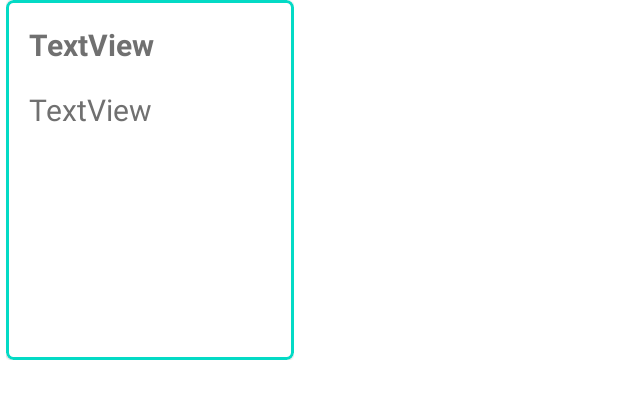
After one commit to lokaimoma/TouchNotes, an Android app: the layout note_list_layout.xml on its own in the app's theme, with its tools: preview values and no code run, on a phone screen of 412 x 824 dp. The commit adds this screen. Shown: the top 399 px of the screen. Run offline under Robolectric (Android 15) with nearby library versions, the phone set to English and light mode, and no system bars.

Commit message:
Setup note list layout📝

```diff
--- a/app/build.gradle
+++ b/app/build.gradle
@@ -12,7 +12,7 @@ android {
 
     defaultConfig {
         applicationId "com.koc.touchnotes"
-        minSdkVersion 19
+        minSdkVersion 21
         targetSdkVersion 30
         versionCode 1
         versionName "1.0"
--- a/app/src/main/AndroidManifest.xml
+++ b/app/src/main/AndroidManifest.xml
@@ -10,7 +10,8 @@
         android:roundIcon="@mipmap/ic_launcher_round"
         android:supportsRtl="true"
         android:theme="@style/Theme.TouchNotes">
-        <activity android:name=".view.MainActivity">
+        <activity android:name=".view.MainActivity"
+            android:theme="@style/TouchThemeNoActionBar">
             <intent-filter>
                 <action android:name="android.intent.action.MAIN" />
 
--- a/app/src/main/java/com/koc/touchnotes/view/MainActivity.kt
+++ b/app/src/main/java/com/koc/touchnotes/view/MainActivity.kt
@@ -14,5 +14,7 @@ class MainActivity : AppCompatActivity() {
         super.onCreate(savedInstanceState)
         binding = ActivityMainBinding.inflate(layoutInflater)
         setContentView(binding.root)
+
+        setSupportActionBar(binding.mainToolbar)
     }
 }
--- /dev/null
+++ b/app/src/main/res/drawable/ic_add_24.xml
@@ -0,0 +1,5 @@
+<vector android:height="24dp" android:tint="#FFFFFF"
+    android:viewportHeight="24" android:viewportWidth="24"
+    android:width="24dp" xmlns:android="http://schemas.android.com/apk/res/android">
+    <path android:fillColor="@android:color/white" android:pathData="M19,13h-6v6h-2v-6H5v-2h6V5h2v6h6v2z"/>
+</vector>
--- /dev/null
+++ b/app/src/main/res/layout/note_list_layout.xml
@@ -0,0 +1,50 @@
+<?xml version="1.0" encoding="utf-8"?>
+<FrameLayout xmlns:android="http://schemas.android.com/apk/res/android"
+    xmlns:app="http://schemas.android.com/apk/res-auto"
+    xmlns:tools="http://schemas.android.com/tools"
+    android:layout_width="200dp"
+    android:layout_height="250dp"
+    android:paddingLeft="4dp"
+    android:paddingRight="4dp"
+    android:paddingBottom="10dp">
+
+    <com.google.android.material.card.MaterialCardView
+        android:layout_width="match_parent"
+        android:layout_height="match_parent"
+        app:cardCornerRadius="5dp"
+        app:strokeColor="@color/teal_200"
+        app:strokeWidth="2dp">
+
+        <androidx.constraintlayout.widget.ConstraintLayout
+            android:layout_width="match_parent"
+            android:layout_height="match_parent">
+
+            <TextView
+                android:id="@+id/textTitle"
+                style="@style/Theme.TouchNotes.Title"
+                android:layout_width="wrap_content"
+                android:layout_height="wrap_content"
+                android:layout_marginTop="16dp"
+                android:text="TextView"
+                app:layout_constraintEnd_toEndOf="parent"
+                app:layout_constraintHorizontal_bias="0.139"
+                app:layout_constraintStart_toStartOf="parent"
+                app:layout_constraintTop_toTopOf="parent" />
+
+            <TextView
+                android:id="@+id/textBody"
+                style="@style/Theme.TouchNotes.Body"
+                android:layout_width="0dp"
+                android:layout_height="0dp"
+                android:layout_marginTop="16dp"
+                android:layout_marginEnd="18dp"
+                android:layout_marginBottom="6dp"
+                android:text="TextView"
+                app:layout_constraintBottom_toBottomOf="parent"
+                app:layout_constraintEnd_toEndOf="parent"
+                app:layout_constraintStart_toStartOf="@+id/textTitle"
+                app:layout_constraintTop_toBottomOf="@+id/textTitle" />
+        </androidx.constraintlayout.widget.ConstraintLayout>
+    </com.google.android.material.card.MaterialCardView>
+
+</FrameLayout>
--- a/app/src/main/res/values/colors.xml
+++ b/app/src/main/res/values/colors.xml
@@ -7,4 +7,5 @@
     <color name="teal_700">#FF018786</color>
     <color name="black">#FF000000</color>
     <color name="white">#FFFFFFFF</color>
+    <color name="textColors">#707070</color>
 </resources>
--- a/app/src/main/res/values/strings.xml
+++ b/app/src/main/res/values/strings.xml
@@ -2,4 +2,5 @@
     <string name="app_name">TouchNotes</string>
     <!-- TODO: Remove or change this placeholder text -->
     <string name="hello_blank_fragment">Hello blank fragment</string>
+    <string name="add_note">Add note</string>
 </resources>
--- a/app/src/main/res/values/themes.xml
+++ b/app/src/main/res/values/themes.xml
@@ -14,8 +14,25 @@
         <!-- Customize your theme here. -->
     </style>
 
+    <!-- CUSTOM NO ACTION BAR THEME   -->
     <style name="TouchThemeNoActionBar" parent="Theme.MaterialComponents.Light.NoActionBar">
         <item name="windowActionBar">false</item>
         <item name="windowNoTitle">true</item>
     </style>
+
+    <!--  NOTE TITLE STYLING  -->
+    <style name="Theme.TouchNotes.Title">
+        <item name="fontFamily">Roboto</item>
+        <item name="android:textSize">20sp</item>
+        <item name="android:textStyle">bold</item>
+        <item name="android:textColor">@color/textColors</item>
+    </style>
+
+    <!-- NOTE BODY STYLING   -->
+    <style name="Theme.TouchNotes.Body">
+        <item name="fontFamily">Segoe UI</item>
+        <item name="android:textStyle">normal</item>
+        <item name="android:textSize">20sp</item>
+        <item name="android:textColor">@color/textColors</item>
+    </style>
 </resources>
```
Also changed, not shown: app/src/main/res/layout/activity_main.xml (+5 -3 lines), app/src/main/res/layout/fragment_note_list.xml (+29 -1 lines).
